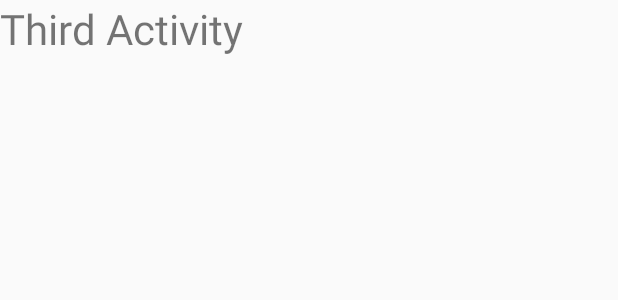
After one commit to adobe/aepsdk-messaging-android, an Android app: the layout activity_third_level.xml on its own in the app's theme, with its tools: preview values and no code run, on a phone screen of 412 x 824 dp. The commit adds this screen. Shown: the top 300 px of the screen. Run offline under Robolectric (Android 15) with nearby library versions, the phone set to English and light mode, and no system bars.

Commit message:
Add thirdLevel activity and Rename detail activity for notification testing

```diff
--- a/code/app/src/main/java/com/adobe/marketing/mobile/messagingsample/MainActivity.kt
+++ b/code/app/src/main/java/com/adobe/marketing/mobile/messagingsample/MainActivity.kt
@@ -20,7 +20,6 @@ import android.content.Context
 import android.content.DialogInterface
 import android.content.Intent
 import android.content.pm.PackageManager
-import android.net.Uri
 import android.os.Build
 import android.os.Bundle
 import android.os.SystemClock
@@ -36,7 +35,6 @@ import androidx.core.content.ContextCompat
 import com.adobe.marketing.mobile.*
 import com.adobe.marketing.mobile.services.MessagingDelegate
 import com.adobe.marketing.mobile.services.ui.FullscreenMessage
-import com.adobe.marketing.mobile.services.ui.UIService
 import com.adobe.marketing.mobile.util.StringUtils
 import kotlinx.android.synthetic.main.activity_main.*
 import org.json.JSONObject
@@ -310,7 +308,7 @@ class MainActivity : ComponentActivity() {
         }
 
         btn_detailpage.setOnClickListener {
-            val intent = Intent(applicationContext, DetailsActivity::class.java)
+            val intent = Intent(applicationContext, SecondLevelActivity::class.java)
             startActivity(intent)
         }
 
--- a/code/app/src/main/res/layout/activity_main.xml
+++ b/code/app/src/main/res/layout/activity_main.xml
@@ -78,6 +78,6 @@
         android:id="@+id/btn_detailpage"
         android:layout_width="wrap_content"
         android:layout_height="wrap_content"
-        android:text="Detail Page " />
+        android:text="Second Activity " />
 
 </androidx.appcompat.widget.LinearLayoutCompat>
--- /dev/null
+++ b/code/app/src/main/res/layout/activity_third_level.xml
@@ -0,0 +1,17 @@
+<?xml version="1.0" encoding="utf-8"?>
+<androidx.constraintlayout.widget.ConstraintLayout xmlns:android="http://schemas.android.com/apk/res/android"
+    xmlns:app="http://schemas.android.com/apk/res-auto"
+    xmlns:tools="http://schemas.android.com/tools"
+    android:layout_width="match_parent"
+    android:layout_height="match_parent"
+    tools:context=".ThirdLevelActivity">
+
+    <TextView
+        android:id="@+id/textView"
+        android:layout_width="wrap_content"
+        android:layout_height="wrap_content"
+        android:text="Third Activity"
+        android:textSize="28dp"
+        tools:layout_editor_absoluteX="123dp"
+        tools:layout_editor_absoluteY="16dp" />
+</androidx.constraintlayout.widget.ConstraintLayout>
```
Also changed, not shown: code/app/src/main/AndroidManifest.xml (+23 -3 lines), code/app/src/main/java/com/adobe/marketing/mobile/messagingsample/DetailsActivity.kt (deleted, +0 -12 lines), code/app/src/main/java/com/adobe/marketing/mobile/messagingsample/SecondLevelActivity.kt (added, +20 -0 lines), code/app/src/main/java/com/adobe/marketing/mobile/messagingsample/ThirdLevelActivity.java (added, +13 -0 lines), code/app/src/main/res/layout/activity_details.xml (deleted, +0 -21 lines), code/app/src/main/res/layout/activity_second_level.xml (added, +44 -0 lines).
